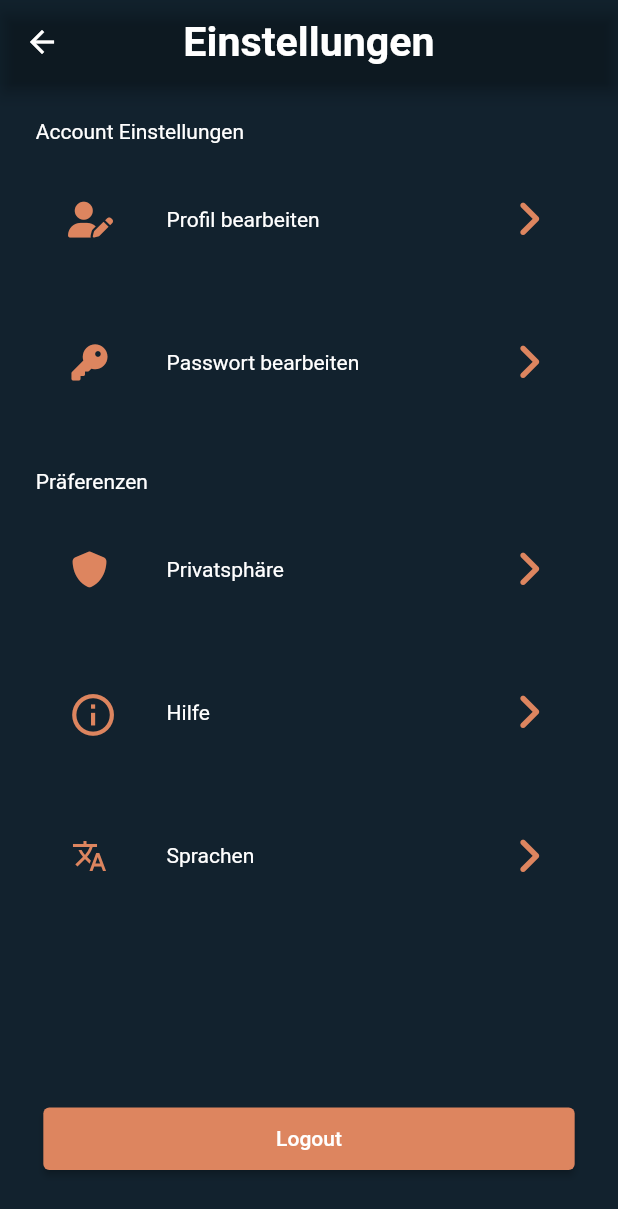
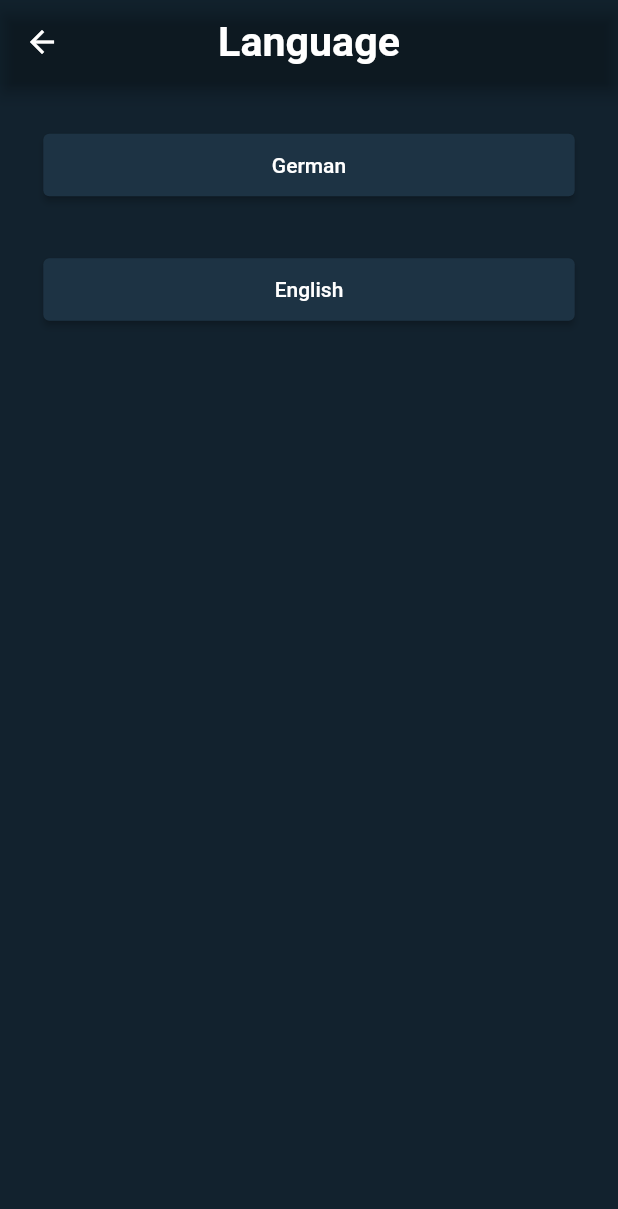
Before and after one commit to Qaiser926/main, a Flutter app: the SettingsScreen screen opened directly, after a tap on "Language", on a phone screen of 412 x 824 dp. Shown: the top 1209 px of the screen. Run offline on Flutter 3.47's test engine with Material 2 defaults, Android fonts, the phone set to English and light mode, and no system bars; our stand-ins replace carousel_slider, flutter_map, flutter_screenutil, font_awesome_flutter, freezed_annotation, geolocator and 8 more; missing offline and left inert: add_2_calendar, amplify_api, amplify_auth_cognito, amplify_flutter, instant, maps_launcher; generated files the repository leaves out were written again.

Commit message:
included language settings

```diff
--- a/assets/i18n/app_de.arb
+++ b/assets/i18n/app_de.arb
@@ -154,6 +154,8 @@
  "editProfile": "Profil bearbeiten",
  "accountSettings": "Account Einstellungen",
  "language": "Sprachen",
+  "german": "Deutsch",
+    "english": "Englisch",
 
     "entertainment": "Unterhaltung",
      "@entertainment": {
--- a/assets/i18n/app_en.arb
+++ b/assets/i18n/app_en.arb
@@ -157,6 +157,8 @@
    "editProfile": "Edit Profile",
    "accountSettings": "Account Settings",
    "language": "Language",
+   "german": "German",
+   "english": "English",
 
    "entertainment": "Entertainment",
      "@entertainment": {
--- a/lib/constants/locales_settings.dart
+++ b/lib/constants/locales_settings.dart
@@ -18,4 +18,6 @@ class LocaleProvider with ChangeNotifier {
     _locale = null;
     notifyListeners();
   }
+
+  Locale? get getLocale => _locale;
 }
--- a/lib/core/profile/settings.dart
+++ b/lib/core/profile/settings.dart
@@ -4,9 +4,9 @@ import 'package:flutter_screenutil/flutter_screenutil.dart';
 import 'package:font_awesome_flutter/font_awesome_flutter.dart';
 import 'package:get/get_core/src/get_main.dart';
 import 'package:get/get_navigation/get_navigation.dart';
-import 'package:othia/constants/locales_settings.dart';
 import 'package:othia/utils/ui/ui_utils.dart';
-import 'package:provider/provider.dart';
+
+import 'settings/language_settings.dart';
 
 class SettingsScreen extends StatefulWidget {
   const SettingsScreen({Key? key}) : super(key: key);
@@ -83,11 +83,8 @@ class _SettingsScreenState extends State<SettingsScreen> {
                           )),
                       getVerSpace(20.h),
                       settingContainer(
-                          // TODO
                           () {
-                        context
-                            .read<LocaleProvider>()
-                            .setLocale(Locale('de', ''));
+                            Get.to(LanguageScreen());
                       }, AppLocalizations.of(context)!.language,
                           Icon(Icons.translate)),
                     ],
@@ -142,7 +139,6 @@ Widget settingContainer(Function function, String title, Icon icon) {
               Text(title),
             ],
           ),
-          // TODO, maybe keyboard_arrow_right
           Icon(
             FontAwesomeIcons.angleRight,
             size: 24.h,
--- /dev/null
+++ b/lib/core/profile/settings/language_settings.dart
@@ -0,0 +1,101 @@
+import 'package:flutter/material.dart';
+import 'package:flutter_gen/gen_l10n/app_localizations.dart';
+import 'package:flutter_screenutil/flutter_screenutil.dart';
+import 'package:get/get_core/src/get_main.dart';
+import 'package:get/get_navigation/get_navigation.dart';
+import 'package:othia/constants/locales_settings.dart';
+import 'package:othia/utils/ui/ui_utils.dart';
+import 'package:provider/provider.dart';
+
+class LanguageScreen extends StatefulWidget {
+  const LanguageScreen({Key? key}) : super(key: key);
+
+  @override
+  State<LanguageScreen> createState() => _LanguageScreenState();
+}
+
+class _LanguageScreenState extends State<LanguageScreen> {
+  bool isGermanSelected = false;
+  bool isEnglishSelected = false;
+
+  void backClick() {
+    Get.back();
+  }
+
+  @override
+  void initState() {
+    if (context.read<LocaleProvider>().getLocale == Locale('en', ''))
+      isEnglishSelected = true;
+    if (context.read<LocaleProvider>().getLocale == Locale('de', ''))
+      isGermanSelected = true;
+    super.initState();
+  }
+
+  @override
+  Widget build(BuildContext context) {
+    return WillPopScope(
+      onWillPop: () async {
+        backClick();
+        return false;
+      },
+      child: Scaffold(
+        // TODO align colors
+        // backgroundColor: Theme.of(context).scaffoldBackgroundColor,
+
+        appBar: AppBar(
+          title: Text(AppLocalizations.of(context)!.language),
+        ),
+        body: SafeArea(
+          child: Column(
+            children: [
+              getVerSpace(25),
+              Padding(
+                padding: EdgeInsets.symmetric(horizontal: 20.h),
+                child: Padding(
+                    padding: EdgeInsets.all(5),
+                    child: ElevatedButton(
+                        style: ElevatedButton.styleFrom(
+                            minimumSize: Size(double.infinity, 35.h),
+                            backgroundColor: isGermanSelected
+                                ? Theme.of(context).colorScheme.primary
+                                : Theme.of(context).colorScheme.tertiary),
+                        onPressed: () => {
+                              setState(() {
+                                context
+                                    .read<LocaleProvider>()
+                                    .setLocale(Locale('de', ''));
+                                isGermanSelected = true;
+                                isEnglishSelected = false;
+                              })
+                            },
+                        child: Text(AppLocalizations.of(context)!.german))),
+              ),
+              getVerSpace(25),
+              Padding(
+                padding: EdgeInsets.symmetric(horizontal: 20.h),
+                child: Padding(
+                    padding: EdgeInsets.all(5),
+                    child: ElevatedButton(
+                        style: ElevatedButton.styleFrom(
+                            minimumSize: Size(double.infinity, 35.h),
+                            backgroundColor: isEnglishSelected
+                                ? Theme.of(context).colorScheme.primary
+                                : Theme.of(context).colorScheme.tertiary),
+                        onPressed: () => {
+                              setState(() {
+                                context
+                                    .read<LocaleProvider>()
+                                    .setLocale(Locale('en', ''));
+                                isGermanSelected = false;
+                                isEnglishSelected = true;
+                              })
+                            },
+                        child: Text(AppLocalizations.of(context)!.english))),
+              ),
+            ],
+          ),
+        ),
+      ),
+    );
+  }
+}
```
